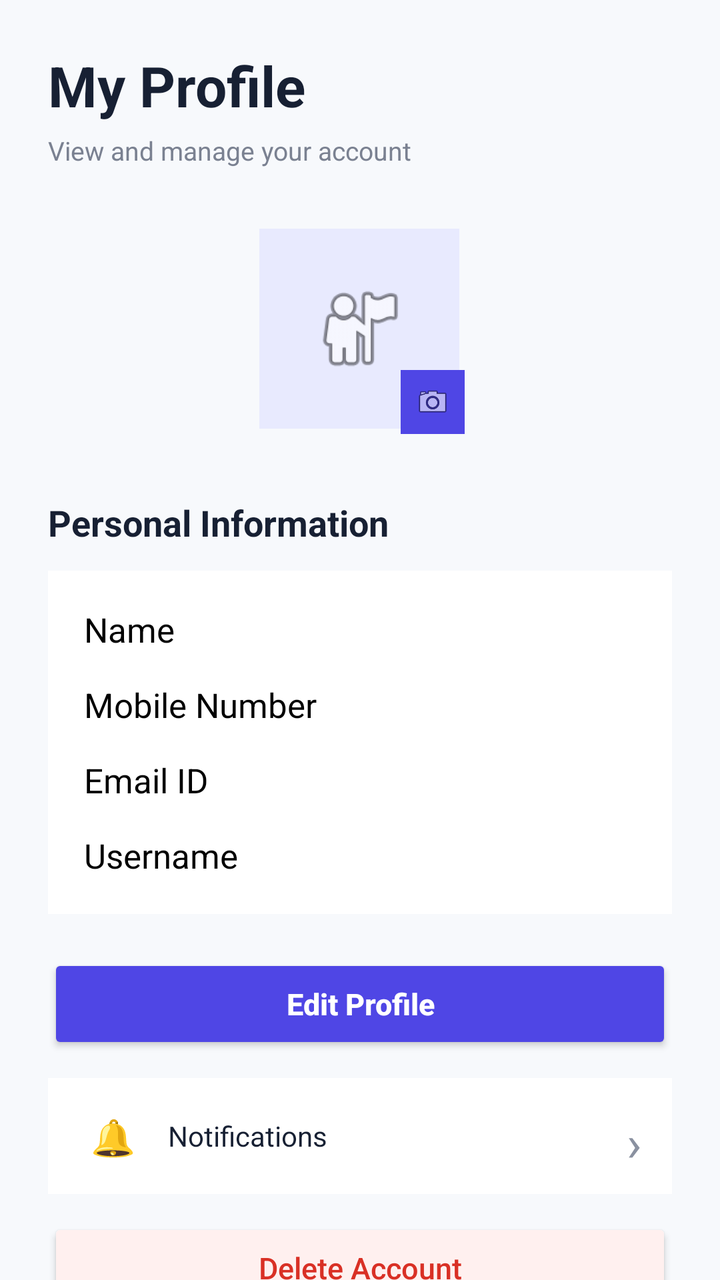
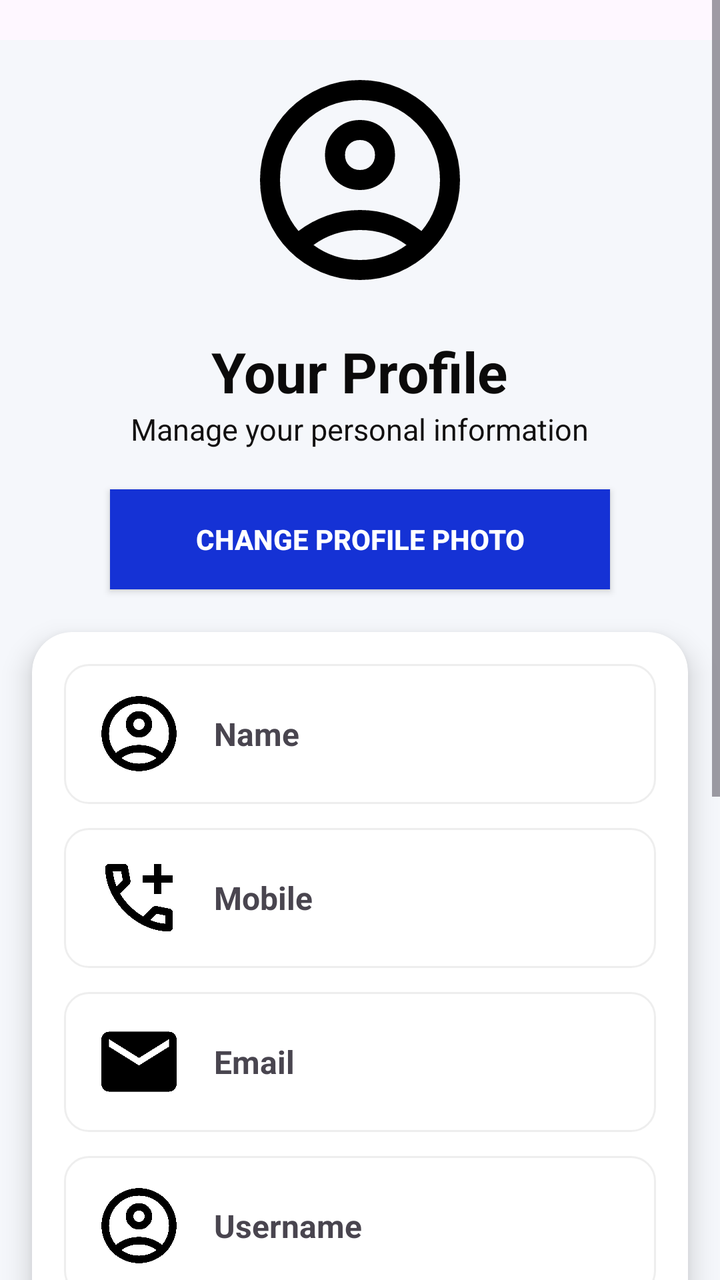

Two renders of the same Android screen: before a commit and after it. Below are the layout's source before the change and the commit's diff.
<!-- AndroidManifest.xml: application theme Theme.VisionXSignBridge -->
<!-- res/layout/activity_profile.xml -->
<?xml version="1.0" encoding="utf-8"?>
<LinearLayout
    xmlns:android="http://schemas.android.com/apk/res/android"
    android:layout_width="match_parent"
    android:layout_height="match_parent"
    android:orientation="vertical"
    android:background="#F7F9FC">

    <ScrollView
        android:layout_width="match_parent"
        android:layout_height="0dp"
        android:layout_weight="1"
        android:fillViewport="true"
        android:scrollbars="none">

        <LinearLayout
            android:layout_width="match_parent"
            android:layout_height="wrap_content"
            android:orientation="vertical"
            android:padding="24dp">

            <TextView
                android:layout_width="wrap_content"
                android:layout_height="wrap_content"
                android:text="My Profile"
                android:textColor="#172033"
                android:textSize="28sp"
                android:textStyle="bold"/>

            <TextView
                android:layout_width="wrap_content"
                android:layout_height="wrap_content"
                android:layout_marginTop="5dp"
                android:text="View and manage your account"
                android:textColor="#7A8191"
                android:textSize="13sp"/>


            

            <LinearLayout
                android:layout_width="match_parent"
                android:layout_height="wrap_content"
                android:layout_marginTop="28dp"
                android:gravity="center"
                android:orientation="vertical">

                <FrameLayout
                    android:layout_width="105dp"
                    android:layout_height="105dp">

                    <ImageView
                        android:id="@+id/imgProfile"
                        android:layout_width="100dp"
                        android:layout_height="100dp"
                        android:layout_gravity="center"
                        android:background="#E8EAFE"
                        android:padding="25dp"
                        android:src="@android:drawable/ic_menu_myplaces"
                        android:contentDescription="Profile Picture"/>

                    <ImageView
                        android:id="@+id/btnChangePhoto"
                        android:layout_width="32dp"
                        android:layout_height="32dp"
                        android:layout_gravity="bottom|end"
                        android:background="#4F46E5"
                        android:padding="7dp"
                        android:src="@android:drawable/ic_menu_camera"
                        android:contentDescription="Change Profile Picture"/>

                </FrameLayout>
            </LinearLayout>


            

            <TextView
                android:layout_width="wrap_content"
                android:layout_height="wrap_content"
                android:layout_marginTop="32dp"
                android:text="Personal Information"
                android:textColor="#172033"
                android:textSize="18sp"
                android:textStyle="bold"/>


            <LinearLayout
                android:layout_width="match_parent"
                android:layout_height="wrap_content"
                android:layout_marginTop="12dp"
                android:background="#FFFFFF"
                android:orientation="vertical"
                android:padding="18dp">


                

                <TextView
                    android:id="@+id/txtName"
                    android:layout_width="wrap_content"
                    android:layout_height="wrap_content"
                    android:layout_marginBottom="15dp"
                    android:text="Name"
                    android:textColor="#000"
                    android:textSize="17sp" />


                <TextView
                    android:id="@+id/txtMobile"
                    android:layout_width="wrap_content"
                    android:layout_height="wrap_content"
                    android:layout_marginBottom="15dp"
                    android:text="Mobile Number"
                    android:textColor="#000"
                    android:textSize="17sp" />



                <TextView
                    android:id="@+id/txtEmail"
                    android:layout_width="wrap_content"
                    android:layout_height="wrap_content"
                    android:layout_marginBottom="15dp"
                    android:text="Email ID"
                    android:textColor="#000"
                    android:textSize="17sp" />



                <TextView
                    android:id="@+id/txtUserNameDetails"
                    android:layout_width="wrap_content"
                    android:layout_height="wrap_content"
                    android:text="Username"
                    android:textColor="#000"
                    android:textSize="17sp" />


            </LinearLayout>


            

            <Button
                android:id="@+id/btnEditProfile"
                android:layout_width="match_parent"
                android:layout_height="50dp"
                android:layout_marginTop="20dp"
                android:text="Edit Profile"
                android:textAllCaps="false"
                android:textColor="#FFFFFF"
                android:textSize="15sp"
                android:textStyle="bold"
                android:backgroundTint="#4F46E5"/>


            

            <LinearLayout
                android:id="@+id/optionNotifications"
                android:layout_width="match_parent"
                android:layout_height="58dp"
                android:layout_marginTop="12dp"
                android:background="#FFFFFF"
                android:gravity="center_vertical"
                android:padding="15dp">

                <TextView
                    android:layout_width="35dp"
                    android:layout_height="35dp"
                    android:gravity="center"
                    android:text="🔔"
                    android:textSize="18sp"/>

                <TextView
                    android:layout_width="0dp"
                    android:layout_height="wrap_content"
                    android:layout_weight="1"
                    android:layout_marginStart="10dp"
                    android:text="Notifications"
                    android:textColor="#172033"
                    android:textSize="14sp"/>

                <TextView
                    android:layout_width="wrap_content"
                    android:layout_height="wrap_content"
                    android:text="›"
                    android:textColor="#8A91A0"
                    android:textSize="25sp"/>

            </LinearLayout>


            

            <Button
                android:id="@+id/DeleteAc"
                android:layout_width="match_parent"
                android:layout_height="50dp"
                android:layout_marginTop="12dp"
                android:layout_marginBottom="20dp"
                android:text="Delete Account"
                android:textAllCaps="false"
                android:textColor="#D93025"
                android:textSize="15sp"
                android:backgroundTint="#FFF0EF"/>

        </LinearLayout>

    </ScrollView>

</LinearLayout>
<!-- resources referenced by this layout -->
<resources>
  <!-- unchanged entries left out for length: 2 -->
</resources>

<!-- the commit's change to res/layout/activity_profile.xml (unified diff, before → after) -->
@@ -1,213 +1,223 @@
 <?xml version="1.0" encoding="utf-8"?>
-<LinearLayout
-    xmlns:android="http://schemas.android.com/apk/res/android"
+<ScrollView xmlns:android="http://schemas.android.com/apk/res/android"
     android:layout_width="match_parent"
     android:layout_height="match_parent"
-    android:orientation="vertical"
-    android:background="#F7F9FC">
-
-    <ScrollView
+    xmlns:app="http://schemas.android.com/apk/res-auto"
+    android:fillViewport="true">
+
+    <LinearLayout
         android:layout_width="match_parent"
-        android:layout_height="0dp"
-        android:layout_weight="1"
-        android:fillViewport="true"
-        android:scrollbars="none">
+        android:layout_height="wrap_content"
+        android:background="#F5F7FB"
+        android:layout_marginTop="20dp"
+        android:orientation="vertical">
+
+        
 
         <LinearLayout
             android:layout_width="match_parent"
-            android:layout_height="wrap_content"
+            android:layout_height="280dp"
             android:orientation="vertical"
-            android:padding="24dp">
+            android:gravity="center"
+            >
+
+            <FrameLayout
+                android:layout_width="130dp"
+                android:layout_height="130dp">
+
+                <ImageView
+                    android:id="@+id/ivMyProfileMyphoto"                    android:layout_width="120dp"
+                    android:layout_height="120dp"
+                    android:layout_gravity="center"
+                    android:src="@drawable/account" />
+            </FrameLayout>
 
             <TextView
                 android:layout_width="wrap_content"
                 android:layout_height="wrap_content"
-                android:text="My Profile"
-                android:textColor="#172033"
+                android:text="Your Profile"
                 android:textSize="28sp"
-                android:textStyle="bold"/>
+                android:textStyle="bold"
+                android:textColor="#0B0A0A"
+                android:layout_marginTop="12dp"/>
 
             <TextView
                 android:layout_width="wrap_content"
                 android:layout_height="wrap_content"
-                android:layout_marginTop="5dp"
-                android:text="View and manage your account"
-                android:textColor="#7A8191"
-                android:textSize="13sp"/>
-
-
-            
+                android:text="Manage your personal information"
+                android:textSize="15sp"
+                android:textColor="#121010"/>
+
+            <androidx.appcompat.widget.AppCompatButton
+                android:layout_width="250dp"
+                android:layout_height="50dp"
+                android:id="@+id/btnMyProfileChangeProfilePhoto"
+                android:layout_marginTop="20dp"
+                android:background="@color/blue"
+                app:backgroundTint="@null"
+                android:textColor="@color/white"
+                android:textStyle="bold"
+
+                android:text="Change Profile Photo"/>
+
+        </LinearLayout>
+        
+
+        <androidx.cardview.widget.CardView
+            android:layout_width="match_parent"
+            android:layout_height="wrap_content"
+            android:layout_margin="16dp"
+            app:cardCornerRadius="20dp"
+            android:clickable="true"
+            android:focusable="true"
+            android:id="@+id/cardProfile"
+            app:cardElevation="8dp">
 
             <LinearLayout
                 android:layout_width="match_parent"
                 android:layout_height="wrap_content"
-                android:layout_marginTop="28dp"
-                android:gravity="center"
-                android:orientation="vertical">
-
-                <FrameLayout
-                    android:layout_width="105dp"
-                    android:layout_height="105dp">
-
-                    <ImageView
-                        android:id="@+id/imgProfile"
-                        android:layout_width="100dp"
-                        android:layout_height="100dp"
-                        android:layout_gravity="center"
-                        android:background="#E8EAFE"
-                        android:padding="25dp"
-                        android:src="@android:drawable/ic_menu_myplaces"
-                        android:contentDescription="Profile Picture"/>
-
-                    <ImageView
-                        android:id="@+id/btnChangePhoto"
-                        android:layout_width="32dp"
-                        android:layout_height="32dp"
-                        android:layout_gravity="bottom|end"
-                        android:background="#4F46E5"
-                        android:padding="7dp"
-                        android:src="@android:drawable/ic_menu_camera"
-                        android:contentDescription="Change Profile Picture"/>
-
-                </FrameLayout>
+                android:orientation="vertical"
+                android:padding="16dp">
+
+                
+
+                <LinearLayout
+                    android:layout_width="match_parent"
+                    android:layout_height="70dp"
+                    android:layout_marginBottom="12dp"
+                    android:orientation="horizontal"
+                    android:gravity="center_vertical"
+                    android:background="@drawable/profile_item_bg">
+
+                    <ImageView
+                        android:layout_width="45dp"
+                        android:layout_height="45dp"
+                        android:layout_marginStart="15dp"
+                        android:src="@drawable/account"/>
+
+                    <TextView
+                        android:id="@+id/tvMyProfileName"
+                        android:layout_width="wrap_content"
+                        android:layout_height="wrap_content"
+                        android:text="Name"
+                        android:textStyle="bold"
+                        android:textSize="16sp"
+                        android:layout_marginStart="15dp"/>
+
+                </LinearLayout>
+
+                
+
+                <LinearLayout
+                    android:layout_width="match_parent"
+                    android:layout_height="70dp"
+                    android:layout_marginBottom="12dp"
+                    android:orientation="horizontal"
+                    android:gravity="center_vertical"
+                    android:background="@drawable/profile_item_bg">
+
+                    <ImageView
+                        android:layout_width="45dp"
+                        android:layout_height="45dp"
+                        android:layout_marginStart="15dp"
+                        android:src="@drawable/call_icon"/>
+
+                    <TextView
+                        android:id="@+id/tvMyProfileMobileNo"
+                        android:layout_width="wrap_content"
+                        android:layout_height="wrap_content"
+                        android:text="Mobile"
+                        android:textStyle="bold"
+                        android:textSize="16sp"
+                        android:layout_marginStart="15dp"/>
+
+                </LinearLayout>
+
+                
+
+                <LinearLayout
+                    android:layout_width="match_parent"
+                    android:layout_height="70dp"
+                    android:layout_marginBottom="12dp"
+                    android:orientation="horizontal"
+                    android:gravity="center_vertical"
+                    android:background="@drawable/profile_item_bg">
+
+                    <ImageView
+                        android:layout_width="45dp"
+                        android:layout_height="45dp"
+                        android:layout_marginStart="15dp"
+                        android:src="@drawable/email"/>
+
+                    <TextView
+                        android:id="@+id/tvMyProfileEmailid"
+                        android:layout_width="wrap_content"
+                        android:layout_height="wrap_content"
+                        android:text="Email"
+                        android:textStyle="bold"
+                        android:textSize="16sp"
+                        android:layout_marginStart="15dp"/>
+
+                </LinearLayout>
+
+                
+
+                <LinearLayout
+                    android:layout_width="match_parent"
+                    android:layout_height="70dp"
+                    android:orientation="horizontal"
+                    android:gravity="center_vertical"
+                    android:background="@drawable/profile_item_bg">
+                    <ImageView
+                        android:layout_width="45dp"
+                        android:layout_height="45dp"
+                        android:layout_marginStart="15dp"
+                        android:src="@drawable/account"/>
+
+                    <TextView
+                        android:id="@+id/tvMyProfileUsername"
+                        android:layout_width="wrap_content"
+                        android:layout_height="wrap_content"
+                        android:text="Username"
+                        android:textStyle="bold"
+                        android:textSize="16sp"
+                        android:layout_marginStart="15dp"/>
+
+                </LinearLayout>
+
             </LinearLayout>
 
-
-            
-
-            <TextView
-                android:layout_width="wrap_content"
-                android:layout_height="wrap_content"
-                android:layout_marginTop="32dp"
-                android:text="Personal Information"
-                android:textColor="#172033"
-                android:textSize="18sp"
-                android:textStyle="bold"/>
-
-
-            <LinearLayout
-                android:layout_width="match_parent"
-                android:layout_height="wrap_content"
-                android:layout_marginTop="12dp"
-                android:background="#FFFFFF"
-                android:orientation="vertical"
-                android:padding="18dp">
-
-
-                
-
-                <TextView
-                    android:id="@+id/txtName"
-                    android:layout_width="wrap_content"
-                    android:layout_height="wrap_content"
-                    android:layout_marginBottom="15dp"
-                    android:text="Name"
-                    android:textColor="#000"
-                    android:textSize="17sp" />
-
-
-                <TextView
-                    android:id="@+id/txtMobile"
-                    android:layout_width="wrap_content"
-                    android:layout_height="wrap_content"
-                    android:layout_marginBottom="15dp"
-                    android:text="Mobile Number"
-                    android:textColor="#000"
-                    android:textSize="17sp" />
-
-
-
-                <TextView
-                    android:id="@+id/txtEmail"
-                    android:layout_width="wrap_content"
-                    android:layout_height="wrap_content"
-                    android:layout_marginBottom="15dp"
-                    android:text="Email ID"
-                    android:textColor="#000"
-                    android:textSize="17sp" />
-
-
-
-                <TextView
-                    android:id="@+id/txtUserNameDetails"
-                    android:layout_width="wrap_content"
-                    android:layout_height="wrap_content"
-                    android:text="Username"
-                    android:textColor="#000"
-                    android:textSize="17sp" />
-
-
-            </LinearLayout>
-
-
-            
-
-            <Button
-                android:id="@+id/btnEditProfile"
-                android:layout_width="match_parent"
-                android:layout_height="50dp"
-                android:layout_marginTop="20dp"
-                android:text="Edit Profile"
-                android:textAllCaps="false"
-                android:textColor="#FFFFFF"
-                android:textSize="15sp"
-                android:textStyle="bold"
-                android:backgroundTint="#4F46E5"/>
-
-
-            
-
-            <LinearLayout
-                android:id="@+id/optionNotifications"
-                android:layout_width="match_parent"
-                android:layout_height="58dp"
-                android:layout_marginTop="12dp"
-                android:background="#FFFFFF"
-                android:gravity="center_vertical"
-                android:padding="15dp">
-
-                <TextView
-                    android:layout_width="35dp"
-                    android:layout_height="35dp"
-                    android:gravity="center"
-                    android:text="🔔"
-                    android:textSize="18sp"/>
-
-                <TextView
-                    android:layout_width="0dp"
-                    android:layout_height="wrap_content"
-                    android:layout_weight="1"
-                    android:layout_marginStart="10dp"
-                    android:text="Notifications"
-                    android:textColor="#172033"
-                    android:textSize="14sp"/>
-
-                <TextView
-                    android:layout_width="wrap_content"
-                    android:layout_height="wrap_content"
-                    android:text="›"
-                    android:textColor="#8A91A0"
-                    android:textSize="25sp"/>
-
-            </LinearLayout>
-
-
-            
-
-            <Button
-                android:id="@+id/DeleteAc"
-                android:layout_width="match_parent"
-                android:layout_height="50dp"
-                android:layout_marginTop="12dp"
-                android:layout_marginBottom="20dp"
-                android:text="Delete Account"
-                android:textAllCaps="false"
-                android:textColor="#D93025"
-                android:textSize="15sp"
-                android:backgroundTint="#FFF0EF"/>
-
-        </LinearLayout>
-
-    </ScrollView>
-
-</LinearLayout>
+        </androidx.cardview.widget.CardView>
+        
+        <com.google.android.material.button.MaterialButton
+            android:id="@+id/btnMyProfileDeleteAccount"
+            android:layout_width="match_parent"
+            android:layout_height="56dp"
+            android:layout_marginStart="16dp"
+            android:layout_marginEnd="16dp"
+            android:layout_marginTop="10dp"
+            android:text="Delete Account"
+            android:textAllCaps="false"
+            android:textStyle="bold"
+            android:textSize="17sp"
+            android:textColor="@android:color/white"
+            android:backgroundTint="#E53935"
+            android:elevation="8dp"
+            app:icon="@drawable/delete"
+            app:iconTint="@android:color/white"
+            app:iconGravity="textStart"
+            app:iconPadding="8dp"
+            app:iconSize="22dp"/>
+
+        
+
+        <ImageView
+            android:layout_width="250dp"
+            android:layout_height="250dp"
+            android:id="@+id/ivMyProfileQRCode"
+            android:layout_gravity="center"
+            android:layout_margin="16dp"/>
+
+    </LinearLayout>
+
+</ScrollView>
<!-- resource entries referenced after the edit -->
@@ -1,5 +1,50 @@
 <!-- resources referenced by this layout -->
 <resources>
+  <color name="blue">#1532D5</color>
+  <color name="white">#FFFFFFFF</color>
+  <!-- drawable account (drawable) -->
+  <vector xmlns:android="http://schemas.android.com/apk/res/android" android:height="24dp" android:tint="#000000" android:viewportHeight="960" android:viewportWidth="960" android:width="24dp">
+        
+      <path android:fillColor="@android:color/white" android:pathData="M234,684Q285,645 348,622.5Q411,600 480,600Q549,600 612,622.5Q675,645 726,684Q761,643 780.5,591Q800,539 800,480Q800,347 706.5,253.5Q613,160 480,160Q347,160 253.5,253.5Q160,347 160,480Q160,539 179.5,591Q199,643 234,684ZM380.5,479.5Q340,439 340,380Q340,321 380.5,280.5Q421,240 480,240Q539,240 579.5,280.5Q620,321 620,380Q620,439 579.5,479.5Q539,520 480,520Q421,520 380.5,479.5ZM480,880Q397,880 324,848.5Q251,817 197,763Q143,709 111.5,636Q80,563 80,480Q80,397 111.5,324Q143,251 197,197Q251,143 324,111.5Q397,80 480,80Q563,80 636,111.5Q709,143 763,197Q817,251 848.5,324Q880,397 880,480Q880,563 848.5,636Q817,709 763,763Q709,817 636,848.5Q563,880 480,880ZM580,784.5Q627,769 666,740Q627,711 580,695.5Q533,680 480,680Q427,680 380,695.5Q333,711 294,740Q333,769 380,784.5Q427,800 480,800Q533,800 580,784.5ZM523,423Q540,406 540,380Q540,354 523,337Q506,320 480,320Q454,320 437,337Q420,354 420,380Q420,406 437,423Q454,440 480,440Q506,440 523,423ZM480,380Q480,380 480,380Q480,380 480,380Q480,380 480,380Q480,380 480,380Q480,380 480,380Q480,380 480,380Q480,380 480,380Q480,380 480,380ZM480,740Q480,740 480,740Q480,740 480,740Q480,740 480,740Q480,740 480,740Q480,740 480,740Q480,740 480,740Q480,740 480,740Q480,740 480,740Z"/>
+      
+  </vector>
+  <!-- drawable call_icon (drawable) -->
+  <vector xmlns:android="http://schemas.android.com/apk/res/android" android:height="24dp" android:tint="#000000" android:viewportHeight="960" android:viewportWidth="960" android:width="24dp">
+        
+      <path android:fillColor="@android:color/white" android:pathData="M640,440L640,320L520,320L520,240L640,240L640,120L720,120L720,240L840,240L840,320L720,320L720,440L640,440ZM798,840Q673,840 551,785.5Q429,731 329,631Q229,531 174.5,409Q120,287 120,162Q120,144 132,132Q144,120 162,120L324,120Q338,120 349,129.5Q360,139 362,152L388,292Q390,308 387,319Q384,330 376,338L279,436Q299,473 326.5,507.5Q354,542 387,574Q418,605 452,631.5Q486,658 524,680L618,586Q627,577 641.5,572.5Q656,568 670,570L808,598Q822,602 831,612.5Q840,623 840,636L840,798Q840,816 828,828Q816,840 798,840ZM241,360L307,294Q307,294 307,294Q307,294 307,294L290,200Q290,200 290,200Q290,200 290,200L201,200Q201,200 201,200Q201,200 201,200Q206,241 215,281Q224,321 241,360ZM599,718Q638,735 678.5,745Q719,755 760,758Q760,758 760,758Q760,758 760,758L760,670Q760,670 760,670Q760,670 760,670L666,651Q666,651 666,651Q666,651 666,651L599,718ZM241,360Q241,360 241,360Q241,360 241,360Q241,360 241,360Q241,360 241,360L241,360Q241,360 241,360Q241,360 241,360L241,360Q241,360 241,360Q241,360 241,360ZM599,718L599,718Q599,718 599,718Q599,718 599,718L599,718Q599,718 599,718Q599,718 599,718L599,718Q599,718 599,718Q599,718 599,718Q599,718 599,718Q599,718 599,718Z"/>
+      
+  </vector>
+  <!-- drawable delete (drawable) -->
+  <?xml version="1.0" encoding="utf-8"?>
+  <vector xmlns:android="http://schemas.android.com/apk/res/android"
+      android:width="24dp"
+      android:height="24dp"
+      android:viewportWidth="24"
+      android:viewportHeight="24"
+      android:tint="#000000">
+      <path
+          android:fillColor="@android:color/white"
+          android:pathData="M6,19c0,1.1 0.9,2 2,2h8c1.1,0 2,-0.9 2,-2V7H6v12zM19,4h-3.5l-1,-1h-5l-1,1H5v2h14V4z"/>
+  </vector>
+  <!-- drawable email (drawable) -->
+  <vector xmlns:android="http://schemas.android.com/apk/res/android"
+      android:width="24dp"
+      android:height="24dp"
+      android:viewportWidth="24"
+      android:viewportHeight="24">
+    <path
+        android:fillColor="#FF000000"
+        android:pathData="M20,8L12,13L4,8V6L12,11L20,6M20,4H4C2.89,4 2,4.89 2,6V18A2,2 0,0 0,4 20H20A2,2 0,0 0,22 18V6C22,4.89 21.1,4 20,4Z"/>
+  </vector>
+  <!-- drawable profile_item_bg (drawable) -->
+  <?xml version="1.0" encoding="utf-8"?>
+  <shape xmlns:android="http://schemas.android.com/apk/res/android">
+      <solid android:color="#FFFFFF"/>
+      <corners android:radius="12dp"/>
+      <stroke
+          android:width="1dp"
+          android:color="#EEEEEE"/>
+  </shape>
   <!-- unchanged entries left out for length: 2 -->
 </resources>
 
